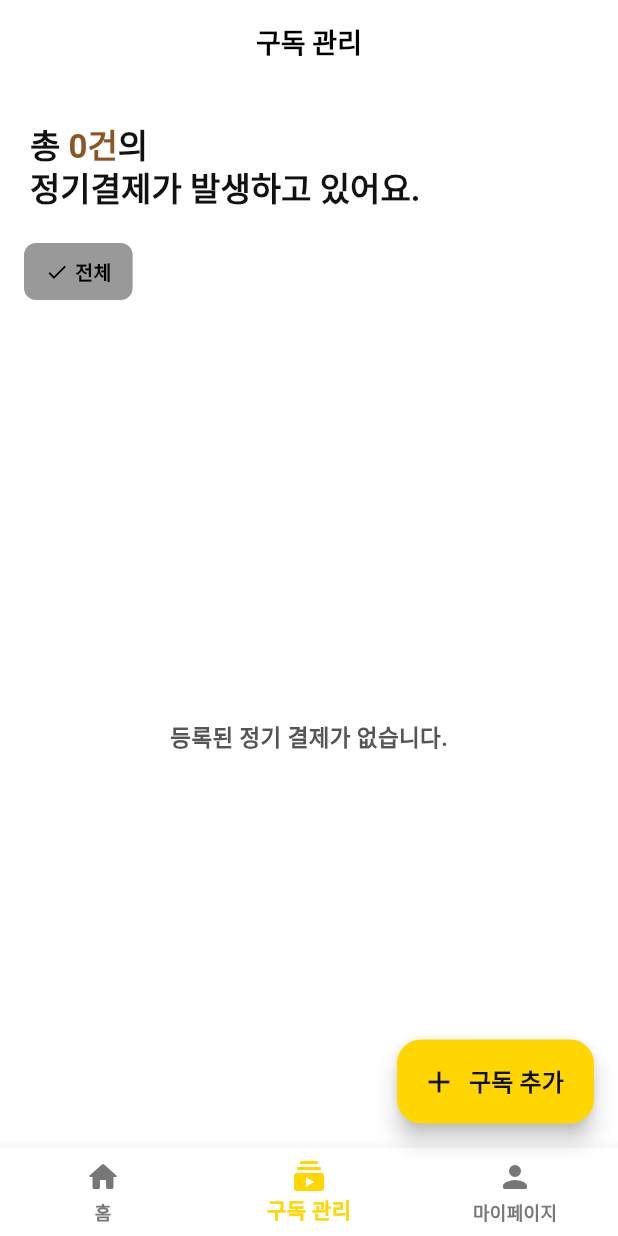
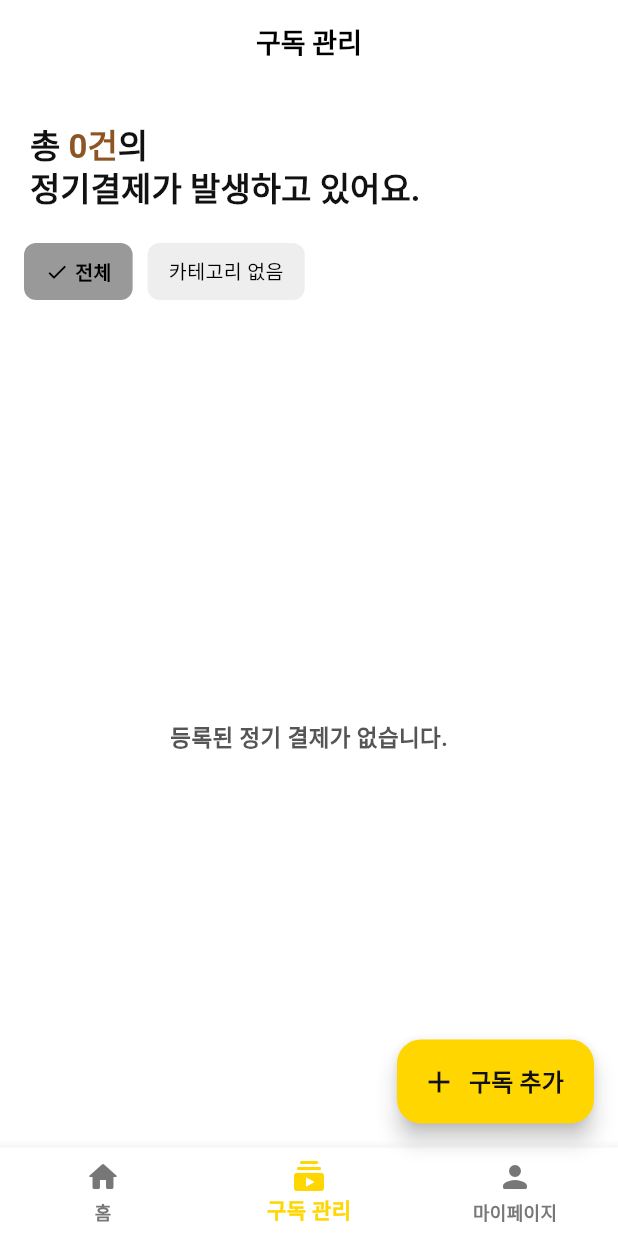
Before and after one commit to AtmosCat/sheepdog, a Flutter app: the screen it shows after launch, item 2 of the bottom bar chosen, on a phone screen of 412 x 824 dp. Run offline on Flutter 3.47's test engine with Material 3 defaults, Android fonts, the phone set to English and light mode, and no system bars; our stand-ins replace flutter_colorpicker, flutter_riverpod, fluttertoast, shared_preferences, sqflite; missing offline and left inert: xml2json; accounts and stored records are empty.

Commit message:
카테고리 nullable하게 수정 완료

```diff
--- a/lib/data/dao/subscription_category_dao.dart
+++ b/lib/data/dao/subscription_category_dao.dart
@@ -31,7 +31,7 @@ class SubscriptionCategoryDao {
     );
   }
 
-  Future<SubscriptionCategory?> getById(String id) async {
+  Future<SubscriptionCategory?> getById(String? id) async {
     final db = await SqlDatabase.instance.database;
     final maps = await db.query(
       'subscription_categories',
--- a/lib/data/model/subscription_service.dart
+++ b/lib/data/model/subscription_service.dart
@@ -7,11 +7,11 @@ class SubscriptionService {
   final String name;
   final String? logoUrl;
   final String? emoji;
-  final String categoryId;
+  final String? categoryId;
   final PaymentCycle? paymentCycle;
   final DateTime? paymentDate;
   final int? paymentAmount;
-  final String? paymentMethodId; // <- 필수 아님 (nullable)
+  final String? paymentMethodId;
   final String memo;
   final DateTime? createdAt;
 
@@ -20,7 +20,7 @@ class SubscriptionService {
     required this.name,
     this.logoUrl,
     this.emoji,
-    required this.categoryId,
+    this.categoryId,
     this.paymentCycle,
     this.paymentDate,
     this.paymentAmount,
@@ -79,7 +79,7 @@ class SubscriptionService {
       name: map['name'] as String,
       logoUrl: map['logoUrl'] as String?,
       emoji: map['emoji'] as String?,
-      categoryId: map['categoryId'] as String,
+      categoryId: map['categoryId'] as String?,
       paymentCycle: map['paymentCycle'] != null
           ? PaymentCycle.values[map['paymentCycle'] as int]
           : null,
--- a/lib/data/repository/sql_database.dart
+++ b/lib/data/repository/sql_database.dart
@@ -27,7 +27,7 @@ class SqlDatabase {
       name TEXT NOT NULL,
       logoUrl TEXT,
       emoji TEXT,
-      categoryId TEXT NOT NULL,
+      categoryId TEXT,
       paymentCycle INTEGER,
       paymentDate TEXT,
       paymentAmount INTEGER,
--- a/lib/data/repository/subscription_category_repostory.dart
+++ b/lib/data/repository/subscription_category_repostory.dart
@@ -16,7 +16,7 @@ class SubscriptionCategoryRepository {
     return await _dao.delete(id);
   }
 
-  Future<SubscriptionCategory?> getCategoryById(String id) async {
+  Future<SubscriptionCategory?> getCategoryById(String? id) async {
     return await _dao.getById(id);
   }
 
--- a/lib/ui/pages/subscription_management/subscription_management_page.dart
+++ b/lib/ui/pages/subscription_management/subscription_management_page.dart
@@ -55,6 +55,10 @@ class _SubscriptionManagementPageState
       List<SubscriptionService> filtered;
       if (categoryId == 'all') {
         filtered = List.from(_allSubscriptions);
+      } else if (categoryId == 'none') {
+        filtered = _allSubscriptions
+            .where((s) => s.categoryId == null)
+            .toList();
       } else {
         filtered = _allSubscriptions
             .where((s) => s.categoryId == categoryId)
@@ -175,6 +179,7 @@ class _SubscriptionManagementPageState
                       ),
                     ),
                   ),
+                  // 일반 카테고리
                   ..._categories.map(
                     (cat) => GestureDetector(
                       onTap: () => _onCategorySelected(cat.id),
@@ -207,6 +212,42 @@ class _SubscriptionManagementPageState
                             ),
                           ],
                         ),
+                      ),
+                    ),
+                  ),
+                  // "카테고리 없음" 버튼
+                  GestureDetector(
+                    onTap: () => _onCategorySelected('none'),
+                    child: Container(
+                      margin: const EdgeInsets.only(right: 0),
+                      padding: const EdgeInsets.symmetric(
+                        horizontal: 14,
+                        vertical: 6,
+                      ),
+                      decoration: BoxDecoration(
+                        color: _selectedCategoryId == 'none'
+                            ? AppColor.gray10.of(context)
+                            : Colors.grey[200],
+                        borderRadius: BorderRadius.circular(8),
+                      ),
+                      child: Row(
+                        mainAxisSize: MainAxisSize.min,
+                        children: [
+                          if (_selectedCategoryId == 'none')
+                            Icon(Icons.check, size: 16, color: Colors.black),
+                          if (_selectedCategoryId == 'none')
+                            const SizedBox(width: 4),
+                          Text(
+                            '카테고리 없음',
+                            style: TextStyle(
+                              color: Colors.black,
+                                fontWeight: _selectedCategoryId == 'none'
+                                    ? FontWeight.bold
+                                    : FontWeight.normal,
+                              fontSize: 13,
+                            ),
+                          ),
+                        ],
                       ),
                     ),
                   ),
@@ -260,26 +301,19 @@ class _SubscriptionManagementPageState
                                 final paymentMethod =
                                     await PaymentMethodRepository()
                                         .getMethodById(item.paymentMethodId);
-                                if (category != null) {
+
                                 final result = await Navigator.push(
                                   context,
                                   MaterialPageRoute(
                                     builder: (_) => SubscriptionDetailPage(
                                       service: item,
-                                        category: category,
+                                      category: category, // nullable
                                       paymentMethod: paymentMethod,
                                     ),
                                   ),
                                 );
                                 if (result == true) {
-                                    await _loadData(); // 또는 _loadSubscriptions(), _refreshList() 등
-                                  }
-                                } else {
-                                  ScaffoldMessenger.of(context).showSnackBar(
-                                    const SnackBar(
-                                      content: Text('상세 정보를 불러올 수 없습니다.'),
-                                    ),
-                                  );
+                                  await _loadData();
                                 }
                               },
                             );
--- a/lib/ui/pages/widgets/subscription_card.dart
+++ b/lib/ui/pages/widgets/subscription_card.dart
@@ -77,6 +77,7 @@ class SubscriptionCard extends StatelessWidget {
                         maxLines: 1,
                         overflow: TextOverflow.ellipsis,
                       ),
+                      if (categoryName.isNotEmpty) ...[
                         const SizedBox(width: 6),
                         Container(
                           padding: const EdgeInsets.symmetric(horizontal: 7, vertical: 1),
@@ -93,6 +94,7 @@ class SubscriptionCard extends StatelessWidget {
                             ),
                           ),
                         ),
+                      ],
                     ],
                   ),
                   const SizedBox(height: 5),
```
Also changed, not shown: lib/ui/pages/home/home_page.dart (+6 -16 lines), lib/ui/pages/monthly_subscription/monthly_subscription_detail_page.dart (+3 -4 lines), lib/ui/pages/subscription_add/subscription_add_page.dart (+10 -10 lines), lib/ui/pages/subscription_detail/subscription_detail_page.dart (+12 -10 lines). Lines whose indentation alone changed are shown as unchanged.
